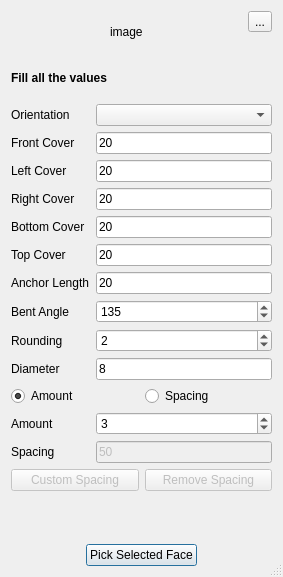
First picture: the form in BentShapeRebar.ui, repository amrit3701/FreeCAD-Reinforcement, before the edit.
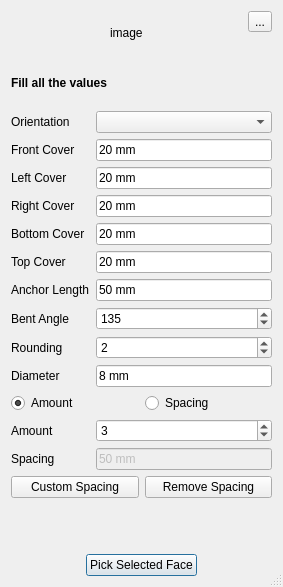
Second picture: the form after the edit. Custom widgets are drawn as their Qt base class.

Commit message: Enabled Custom Spacing button all rebars dialog

What changed in the file:
```diff
--- a/BentShapeRebar.ui
+++ b/BentShapeRebar.ui
@@ -7,7 +7,7 @@
     <x>0</x>
     <y>0</y>
     <width>283</width>
-    <height>577</height>
+    <height>587</height>
    </rect>
   </property>
   <property name="windowTitle">
@@ -42,7 +42,7 @@
      <item>
       <widget class="QPushButton" name="customSpacing">
        <property name="enabled">
-        <bool>false</bool>
+        <bool>true</bool>
        </property>
        <property name="text">
         <string>Custom Spacing</string>
@@ -52,7 +52,7 @@
      <item>
       <widget class="QPushButton" name="removeCustomSpacing">
        <property name="enabled">
-        <bool>false</bool>
+        <bool>true</bool>
        </property>
        <property name="text">
         <string>Remove Spacing</string>
@@ -76,7 +76,7 @@
      <item row="1" column="1">
       <widget class="Gui::InputField" name="frontCover">
        <property name="text">
-        <string>20 </string>
+        <string>20 mm</string>
        </property>
        <property name="unit" stdset="0">
         <string notr="true"/>
@@ -93,7 +93,7 @@
      <item row="2" column="1">
       <widget class="Gui::InputField" name="l_sideCover">
        <property name="text">
-        <string>20</string>
+        <string>20 mm</string>
        </property>
        <property name="unit" stdset="0">
         <string notr="true"/>
@@ -103,7 +103,7 @@
      <item row="4" column="1">
       <widget class="Gui::InputField" name="bottomCover">
        <property name="text">
-        <string>20</string>
+        <string>20 mm</string>
        </property>
        <property name="unit" stdset="0">
         <string notr="true"/>
@@ -120,7 +120,7 @@
      <item row="5" column="1">
       <widget class="Gui::InputField" name="topCover">
        <property name="text">
-        <string>20</string>
+        <string>20 mm</string>
        </property>
        <property name="unit" stdset="0">
         <string notr="true"/>
@@ -196,7 +196,7 @@
         <bool>false</bool>
        </property>
        <property name="text">
-        <string>50</string>
+        <string>50 mm</string>
        </property>
        <property name="unit" stdset="0">
         <string notr="true"/>
@@ -206,7 +206,7 @@
      <item row="9" column="1">
       <widget class="Gui::InputField" name="diameter">
        <property name="text">
-        <string>8</string>
+        <string>8 mm</string>
        </property>
        <property name="unit" stdset="0">
         <string notr="true"/>
@@ -233,7 +233,7 @@
      <item row="3" column="1">
       <widget class="Gui::InputField" name="r_sideCover">
        <property name="text">
-        <string>20</string>
+        <string>20 mm</string>
        </property>
        <property name="unit" stdset="0">
         <string notr="true"/>
@@ -250,7 +250,7 @@
      <item row="6" column="1">
       <widget class="Gui::InputField" name="bentLength">
        <property name="text">
-        <string>20</string>
+        <string>50 mm</string>
        </property>
        <property name="unit" stdset="0">
         <string notr="true"/>
```
The commit also changes 9 other files.
